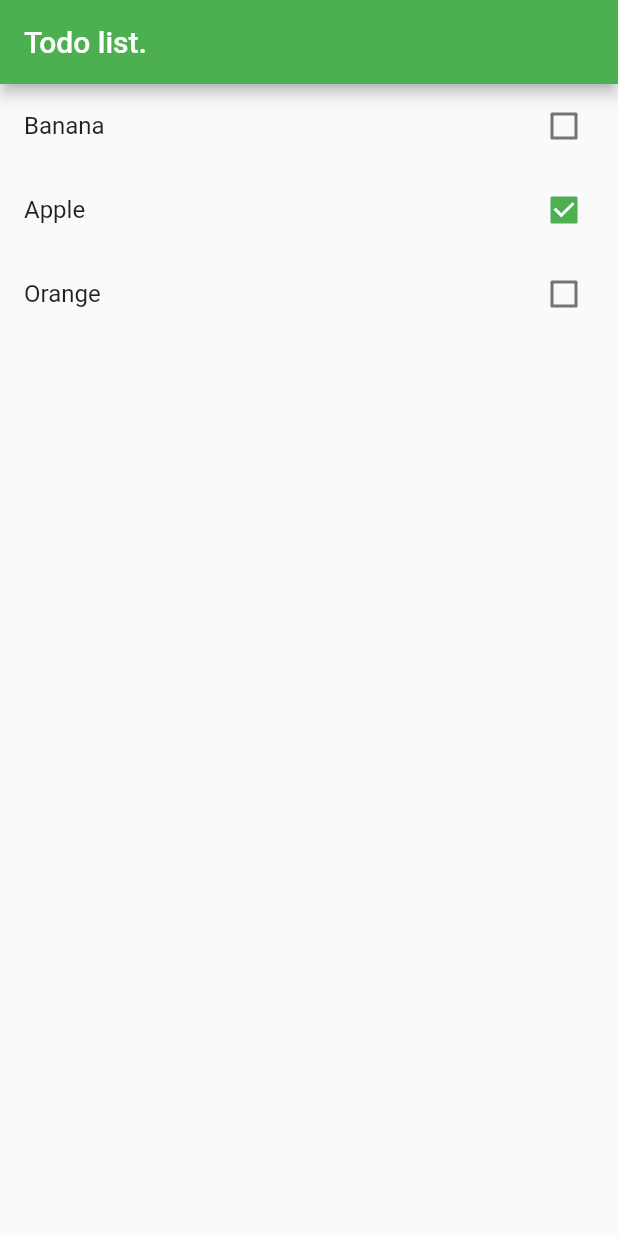
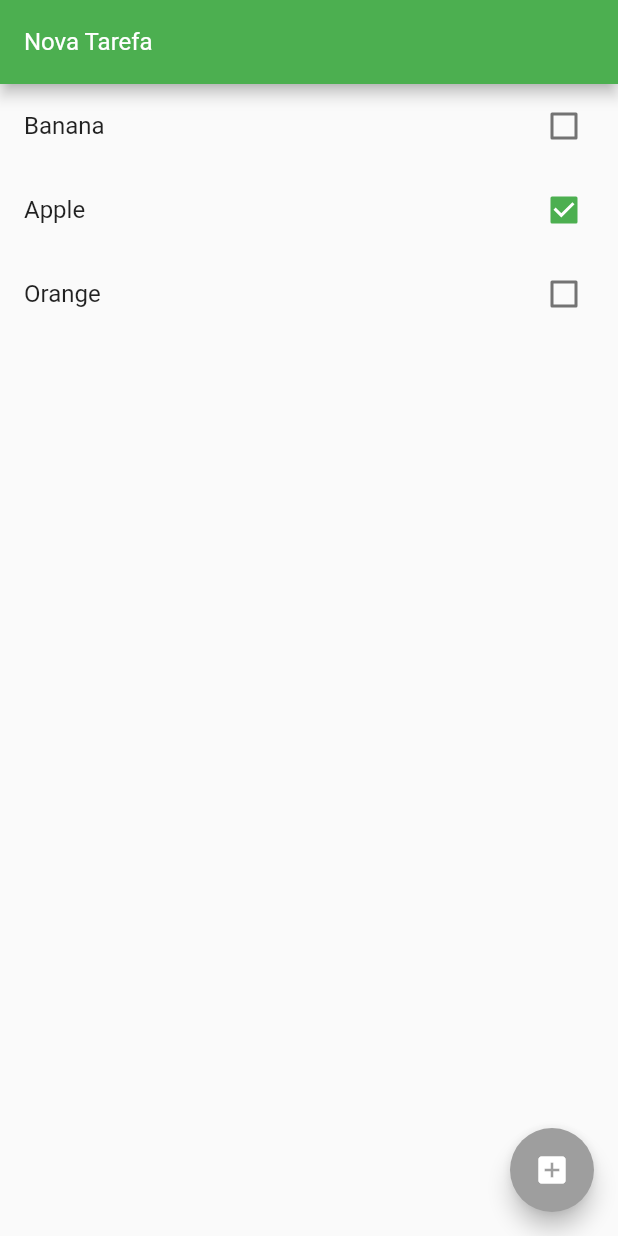
Before and after one commit to Bruno-Cerqueira/todo-app, a Flutter app: the screen it shows after launch, on a phone screen of 412 x 824 dp. Run offline on Flutter 3.47's test engine with Material 2 defaults, Android fonts, the phone set to English and light mode, and no system bars.

Commit message:
Add TextFormField, work with input and setState. Add elements on with floating action button.

```diff
--- a/lib/main.dart
+++ b/lib/main.dart
@@ -33,11 +33,34 @@ class HomePage extends StatefulWidget {
 }
 
 class _HomePageState extends State<HomePage> {
+  var newTaskCtrl = TextEditingController();
+
+  void add() {
+    if (newTaskCtrl.text.isEmpty) return;
+    setState(() {
+      widget.items.add(new Item.fromJson({
+        'title': newTaskCtrl.text,
+        'done': false,
+      }));
+      newTaskCtrl.text = "";
+    });
+  }
+
   @override
   Widget build(BuildContext context) {
     return Scaffold(
       appBar: AppBar(
-        title: Text("Todo list."),
+        title: TextFormField(
+          controller: newTaskCtrl,
+          keyboardType: TextInputType.text,
+          style: TextStyle(
+            color: Colors.white,
+            fontSize: 16,
+          ),
+          decoration: InputDecoration(
+              labelText: "Nova Tarefa",
+              labelStyle: TextStyle(color: Colors.white)),
+        ),
       ),
       body: ListView.builder(
         itemCount: widget.items.length,
@@ -54,6 +77,11 @@ class _HomePageState extends State<HomePage> {
               });
         },
       ),
+      floatingActionButton: FloatingActionButton(
+        onPressed: add,
+        child: Icon(Icons.add_box),
+        backgroundColor: Colors.grey,
+      ),
     );
   }
 }
```
